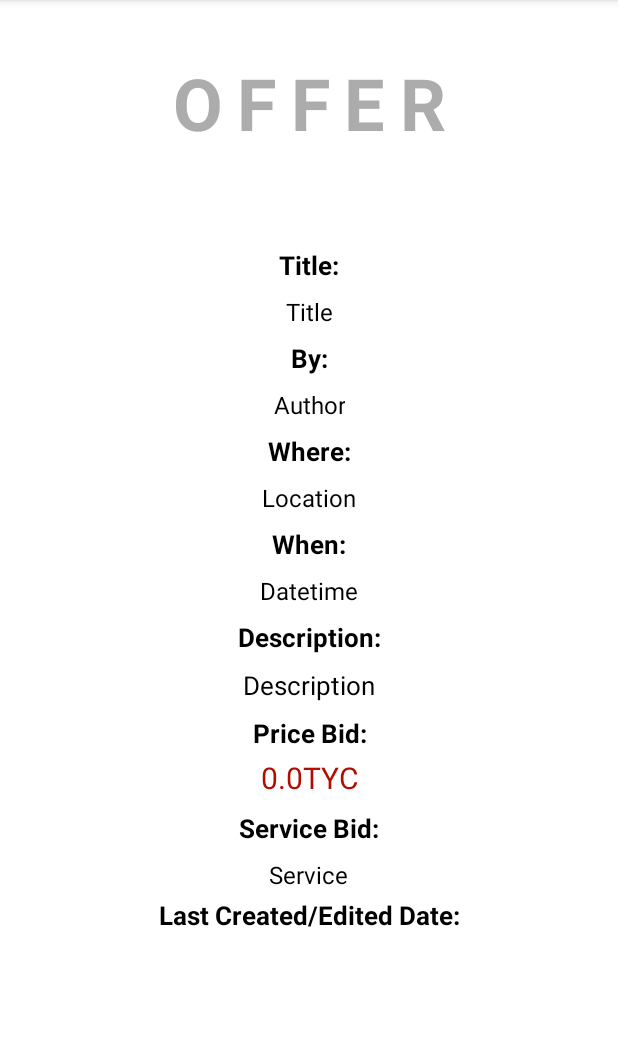
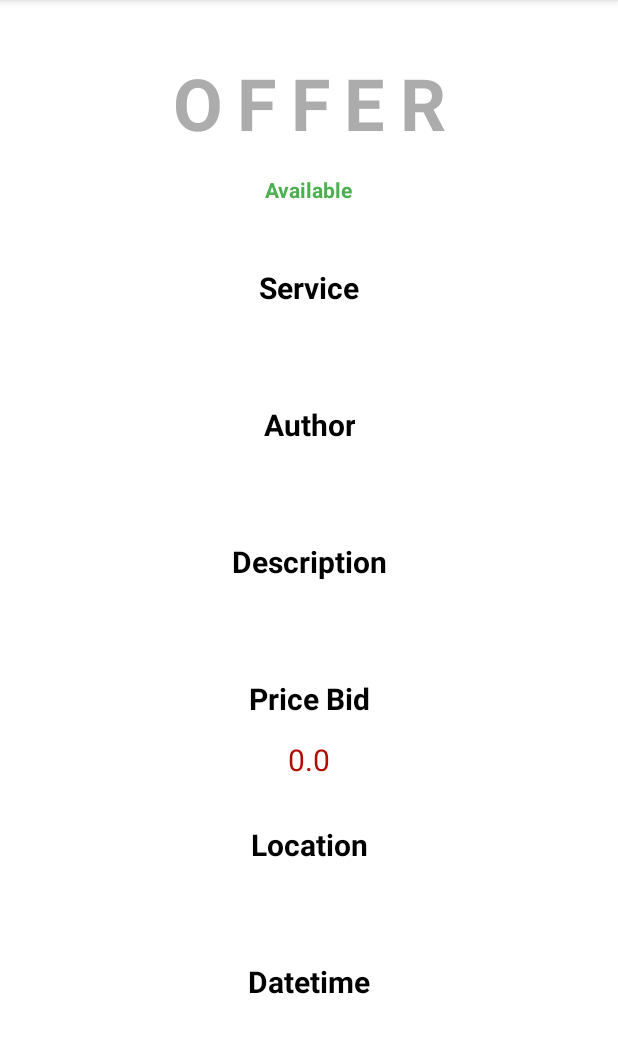
Before and after one commit to Smmehdihosseini/TymesBanking, an Android app: the TimeSlotDetailsFragment screen opened through its navigation route, after a tap on "edit", on a phone screen of 412 x 824 dp, the part 84-1137 px from its top. Run offline under Robolectric (Android 15) with nearby library versions, the light colour scheme and no system bars; our stand-ins replace Firebase (no records; nobody signed in at launch, a user with empty details on screens opened directly).

Commit message:
Changed TimeSlot views, added an Firestore DB table for ads Handled ad creation from TimeSlotDetailsFragment.kt

```diff
--- a/app/src/main/java/it/polito/mad/g28/tymes/AdVM.kt
+++ b/app/src/main/java/it/polito/mad/g28/tymes/AdVM.kt
@@ -1,81 +1,37 @@
 package it.polito.mad.g28.tymes
 
-import android.app.Application
-import androidx.lifecycle.AndroidViewModel
-import androidx.lifecycle.LiveData
 import androidx.lifecycle.MutableLiveData
-import kotlin.collections.HashMap
-import kotlin.concurrent.thread
+import androidx.lifecycle.ViewModel
 
-class AdVM(application: Application): AndroidViewModel(application) {
-
-    private val repository = AdvertRepository(application)
-    val adverts: LiveData<List<Advert>> = repository.adverts()
+class AdVM: ViewModel() {
     val adInfo = MutableLiveData<HashMap<String,String>>()
 
     init {
         adInfo.value = HashMap()
-        adInfo.value?.put("Title", "Title")
-        adInfo.value?.put("Author", "Author")
-        adInfo.value?.put("Location", "Location")
-        adInfo.value?.put("Datetime", "Datetime")
-        adInfo.value?.put("Description", "Description")
-        adInfo.value?.put("Price", "0.0TYC")
-        adInfo.value?.put("Service", "Service")
-        adInfo.value?.put("Time", "")
+        adInfo.value?.put("Author", "")
+        adInfo.value?.put("Skill", "")
+        adInfo.value?.put("Availability", "Available")
+        adInfo.value?.put("Description", "")
+        adInfo.value?.put("Price", "0.0")
+        adInfo.value?.put("Location", "")
+        adInfo.value?.put("Date", "")
     }
 
-    fun updateAd(Title: String = "Title",
-                 Author: String = "Author",
-                 Location: String = "Location",
-                 Datetime: String = "Datetime",
-                 Description: String = "Description",
-                 Price: String = "0.0TYC",
-                 Service: String = "Service",
-                 Time: String = "") {
-        adInfo.value?.put("Title", Title)
+    fun updateAd(Author: String = "",
+                    Skill: String = "",
+                    Availability: String = "",
+                    Description: String = "",
+                    Price: String = "",
+                    Location: String = "",
+                    Date: String = "") {
         adInfo.value?.put("Author", Author)
-        adInfo.value?.put("Location", Location)
-        adInfo.value?.put("Datetime", Datetime)
+        adInfo.value?.put("Skill", Skill)
+        adInfo.value?.put("Availability", Availability)
         adInfo.value?.put("Description", Description)
         adInfo.value?.put("Price", Price)
-        adInfo.value?.put("Service", Service)
-        adInfo.value?.put("Time", Time)
+        adInfo.value?.put("Location", Location)
+        adInfo.value?.put("Date", Date)
     }
 
-    fun updateAdDB(Id: Int=0,
-                   Title: String = "Title",
-                   Author: String = "Author",
-                   Location: String = "Location",
-                   Datetime: String = "Datetime",
-                   Description: String = "Description",
-                   Price: String = "0.0TYC",
-                   Service: String = "Service",
-                   Time: String = "") {
-        repository.update(Id,Title,Author, Location, Datetime, Description, Price, Service, Time)
-    }
 
-    fun add(title:String, author:String, location:String, datetime:String,description:String, price:String, service:String, time:String) {
-        thread {
-            repository.add(title, author, location, datetime, description, price, service, time)
-        }
-    }
-
-    fun find(title: String){
-        thread {
-            repository.find(title)
-        }
-    }
-
-    fun sub(title: String) {
-        thread {
-            repository.sub(title)
-        }
-    }
-
-    fun clear() {
-        thread {
-            repository.clear()
-        }
-    }
 }
--- a/app/src/main/java/it/polito/mad/g28/tymes/TimeSlotDetailsFragment.kt
+++ b/app/src/main/java/it/polito/mad/g28/tymes/TimeSlotDetailsFragment.kt
@@ -1,10 +1,15 @@
 package it.polito.mad.g28.tymes
 
+import android.content.Context
 import android.os.Bundle
+import android.util.Log
 import android.view.*
 import android.widget.TextView
 import androidx.fragment.app.Fragment
 import androidx.fragment.app.activityViewModels
+import com.google.firebase.firestore.ktx.firestore
+import com.google.firebase.ktx.Firebase
+import java.util.*
 
 class TimeSlotDetailsFragment : Fragment() {
 
@@ -22,24 +27,26 @@ class TimeSlotDetailsFragment : Fragment() {
     override fun onViewCreated(view: View, savedInstanceState: Bundle?) {
         super.onViewCreated(view, savedInstanceState)
 
-        val tvTitle = activity?.findViewById<TextView>(R.id.ad_title)
-        val tvAuthor = activity?.findViewById<TextView>(R.id.ad_full_name)
+        val adID: String
+        val authorID: String
+
+        val tvAuthor = activity?.findViewById<TextView>(R.id.ad_author)
+        val tvSkill = activity?.findViewById<TextView>(R.id.ad_skill)
+        val tvAvailability = activity?.findViewById<TextView>(R.id.ad_availability)
+        val tvDescription = activity?.findViewById<TextView>(R.id.ad_description)
         val tvLocation = activity?.findViewById<TextView>(R.id.ad_location)
-        val tvDatetime = activity?.findViewById<TextView>(R.id.ad_when)
-        val tvDescription = activity?.findViewById<TextView>(R.id.ad_description)
-        val tvPrice = activity?.findViewById<TextView>(R.id.ad_price_bid)
-        val tvService = activity?.findViewById<TextView>(R.id.ad_service_bid)
-        val tvTime = activity?.findViewById<TextView>(R.id.ad_issuetime)
+        val tvPrice = activity?.findViewById<TextView>(R.id.ad_price)
+        val tvDate = activity?.findViewById<TextView>(R.id.ad_date)
+
 
         viewModel.adInfo.observe(viewLifecycleOwner){
-            tvTitle?.text = it["Title"]
             tvAuthor?.text = it["Author"]
+            tvSkill?.text = it["Skill"]
+            tvAvailability?.text = it["Availability"]
+            tvDescription?.text = it["Description"]
             tvLocation?.text = it["Location"]
-            tvDatetime?.text = it["Datetime"]
-            tvDescription?.text = it["Description"]
             tvPrice?.text = it["Price"]
-            tvService?.text = it["Service"]
-            tvTime?.text = it["Time"]
+            tvDate?.text = it["Date"]
         }
 
     }
@@ -51,14 +58,52 @@ class TimeSlotDetailsFragment : Fragment() {
 
     override fun onOptionsItemSelected(item: MenuItem): Boolean {
 
-        val tvTitle = activity?.findViewById<TextView>(R.id.ad_title)?.text.toString()
-        val tvAuthor = activity?.findViewById<TextView>(R.id.ad_full_name)?.text.toString()
+        val tvAuthor = activity?.findViewById<TextView>(R.id.ad_author)?.text.toString()
+        val tvSkill = activity?.findViewById<TextView>(R.id.ad_skill)?.text.toString()
+        val tvAvailability = activity?.findViewById<TextView>(R.id.ad_availability)?.text.toString()
+        val tvDescription = activity?.findViewById<TextView>(R.id.ad_description)?.text.toString()
         val tvLocation = activity?.findViewById<TextView>(R.id.ad_location)?.text.toString()
-        val tvDatetime = activity?.findViewById<TextView>(R.id.ad_when)?.text.toString()
-        val tvDescription = activity?.findViewById<TextView>(R.id.ad_description)?.text.toString()
-        val tvPrice = activity?.findViewById<TextView>(R.id.ad_price_bid)?.text.toString()
-        val tvService = activity?.findViewById<TextView>(R.id.ad_service_bid)?.text.toString()
-        val tvTime = activity?.findViewById<TextView>(R.id.ad_issuetime)?.text.toString()
+        val tvPrice = activity?.findViewById<TextView>(R.id.ad_price)?.text.toString()
+        val tvDate = activity?.findViewById<TextView>(R.id.ad_date)?.text.toString()
+
+        val database = Firebase.firestore
+        val sharedPref = activity?.getPreferences(Context.MODE_PRIVATE)?: return true
+        var adID = sharedPref?.getString("Ad ID", null)
+
+        if (adID == null){
+            // Generate random ID from the ad if it is new (no shared pref)
+            Log.d("lifecycle", "Generating a new ad ID")
+            adID = UUID.randomUUID().toString()
+        }
+        with(sharedPref!!.edit()){
+            putString("Ad ID", adID)
+            apply()
+        }
+
+//        val docRef = database.collection("ads")
+//            .document(adID!!)
+
+
+//        docRef.get()
+//            .addOnSuccessListener { document ->
+//            if (document != null) {
+//                Log.d("lifecycle", "DocumentSnapshot data: ${document.data?.get("adID")}")
+//                with(sharedPref.edit()){
+//                    putString("Ad ID", adID)
+//                    apply()
+//                }
+//            } else {
+//                Log.d("lifecycle", "No such document")
+//            }
+//        }
+//            .addOnFailureListener { exception ->
+//                Log.d("lifecycle", "get failed with ", exception)
+//            }
+
+
+
+
+
 
         return if (item.itemId==R.id.edit_pencil_button) {
             val fragmentTransaction = parentFragmentManager.beginTransaction()
@@ -66,7 +111,7 @@ class TimeSlotDetailsFragment : Fragment() {
                 .replace(R.id.fragmentContainerView, TimeSlotEditFragment())
                 .addToBackStack(null)
                 .commit()
-            viewModel.updateAd(tvTitle,tvAuthor,tvLocation,tvDatetime,tvDescription,tvPrice,tvService,tvTime)
+//            viewModel.updateAd(tvAuthor, tvSkill, tvAvailability, tvDescription, tvLocation, tvPrice, tvDate)
             true
         } else {
             super.onOptionsItemSelected(item)
--- a/app/src/main/res/layout/fragment_time_slot_details.xml
+++ b/app/src/main/res/layout/fragment_time_slot_details.xml
@@ -7,13 +7,13 @@
     tools:context=".TimeSlotDetailsFragment"
     android:theme="@style/Theme.Tymes">
 
-    <!-- TODO: Update blank fragment layout -->
-
     <androidx.constraintlayout.widget.ConstraintLayout
         android:layout_width="match_parent"
         android:layout_height="match_parent"
         tools:layout_editor_absoluteX="0dp"
         tools:layout_editor_absoluteY="51dp">
+
+
 
         <TextView
             android:id="@+id/ad_type"
@@ -31,224 +31,192 @@
             app:layout_constraintTop_toTopOf="parent" />
 
         <TextView
-            android:id="@+id/ad_title_const"
+            android:id="@+id/ad_availability"
             android:layout_width="wrap_content"
             android:layout_height="wrap_content"
-            android:layout_marginTop="64dp"
-            android:gravity="center"
-            android:text="Title:"
-            android:textColor="@color/black"
-            android:textSize="17sp"
+            android:layout_marginTop="16dp"
+            android:text="Available"
+            android:textColor="@color/green"
             android:textStyle="bold"
             app:layout_constraintEnd_toEndOf="parent"
             app:layout_constraintStart_toStartOf="parent"
             app:layout_constraintTop_toBottomOf="@+id/ad_type" />
 
         <TextView
-            android:id="@+id/ad_title"
+            android:id="@+id/ad_skill_const"
             android:layout_width="wrap_content"
             android:layout_height="wrap_content"
-            android:layout_marginTop="8dp"
+            android:layout_marginTop="64dp"
+            android:gravity="center"
+            android:text="Service"
+            android:textColor="@color/black"
+            android:textSize="20sp"
+            android:textStyle="bold"
+            app:layout_constraintBottom_toTopOf="@+id/ad_skill"
+            app:layout_constraintEnd_toEndOf="parent"
+            app:layout_constraintStart_toStartOf="parent"
+            app:layout_constraintTop_toBottomOf="@+id/ad_type" />
+
+        <TextView
+            android:id="@+id/ad_skill"
+            android:layout_width="wrap_content"
+            android:layout_height="wrap_content"
+            android:layout_marginBottom="8dp"
             android:gravity="center"
             android:justificationMode="inter_word"
             android:text="Kotlin Programming"
             android:textColor="@color/black"
             android:textSize="16sp"
+            app:layout_constraintBottom_toTopOf="@+id/ad_author_const"
             app:layout_constraintEnd_toEndOf="parent"
             app:layout_constraintStart_toStartOf="parent"
-            app:layout_constraintTop_toBottomOf="@+id/ad_title_const" />
+            app:layout_constraintTop_toBottomOf="@+id/ad_skill_const" />
 
         <TextView
-            android:id="@+id/ad_by_const"
+            android:id="@+id/ad_author_const"
             android:layout_width="wrap_content"
             android:layout_height="wrap_content"
             android:layout_marginTop="8dp"
             android:gravity="center"
-            android:text="By:"
+            android:text="Author"
             android:textColor="@color/black"
-            android:textSize="17sp"
+            android:textSize="20sp"
             android:textStyle="bold"
+            app:layout_constraintBottom_toTopOf="@+id/ad_author"
             app:layout_constraintEnd_toEndOf="parent"
             app:layout_constraintStart_toStartOf="parent"
-            app:layout_constraintTop_toBottomOf="@+id/ad_title" />
+            app:layout_constraintTop_toBottomOf="@+id/ad_skill" />
 
         <TextView
-            android:id="@+id/ad_full_name"
+            android:id="@+id/ad_author"
             android:layout_width="wrap_content"
             android:layout_height="wrap_content"
-            android:layout_marginTop="8dp"
+            android:layout_marginBottom="8dp"
             android:gravity="center"
             android:justificationMode="inter_word"
             android:text="Davide Tymes"
             android:textColor="@color/black"
             android:textSize="16sp"
+            app:layout_constraintBottom_toTopOf="@+id/ad_description_const"
             app:layout_constraintEnd_toEndOf="parent"
             app:layout_constraintStart_toStartOf="parent"
-            app:layout_constraintTop_toBottomOf="@+id/ad_by_const" />
+            app:layout_constraintTop_toBottomOf="@+id/ad_author_const" />
 
         <TextView
-            android:id="@+id/ad_where_const"
-            android:layout_width="wrap_content"
-            android:layout_height="wrap_content"
-            android:layout_marginTop="8dp"
-            android:gravity="center"
-            android:text="Where:"
-            android:textColor="@color/black"
-            android:textSize="17sp"
-            android:textStyle="bold"
-            app:layout_constraintEnd_toEndOf="parent"
-            app:layout_constraintStart_toStartOf="parent"
-            app:layout_constraintTop_toBottomOf="@+id/ad_full_name" />
-
-
-        <TextView
-            android:id="@+id/ad_location"
-            android:layout_width="wrap_content"
-            android:layout_height="wrap_content"
-            android:layout_marginTop="8dp"
-            android:gravity="center"
-            android:justificationMode="inter_word"
-            android:text="Turin, Italy"
-            android:textColor="@color/black"
-            android:textSize="16sp"
-            app:layout_constraintEnd_toEndOf="parent"
-            app:layout_constraintStart_toStartOf="parent"
-            app:layout_constraintTop_toBottomOf="@+id/ad_where_const" />
-
-        <TextView
-            android:id="@+id/ad_when_const"
-            android:layout_width="wrap_content"
-            android:layout_height="wrap_content"
-            android:layout_marginTop="8dp"
-            android:gravity="center"
-            android:justificationMode="inter_word"
-            android:text="When:"
-            android:textColor="@color/black"
-            android:textSize="17sp"
-            android:textStyle="bold"
-            app:layout_constraintEnd_toEndOf="parent"
-            app:layout_constraintStart_toStartOf="parent"
-            app:layout_constraintTop_toBottomOf="@+id/ad_location" />
-
-        <TextView
-            android:id="@+id/ad_when"
-            android:layout_width="wrap_content"
-            android:layout_height="wrap_content"
-            android:layout_marginTop="8dp"
-            android:gravity="center"
-            android:justificationMode="inter_word"
-            android:text=""
-            android:textColor="@color/black"
-            android:textSize="16sp"
-            app:layout_constraintEnd_toEndOf="parent"
-            app:layout_constraintStart_toStartOf="parent"
-            app:layout_constraintTop_toBottomOf="@+id/ad_when_const"/>
-
-        <TextView
-            android:id="@+id/ad_desc_const"
-            android:layout_width="wrap_content"
-            android:layout_height="wrap_content"
-            android:layout_marginTop="8dp"
-            android:gravity="center"
-            android:text="Description:"
-            android:textColor="@color/black"
-            android:textSize="17sp"
-            android:textStyle="bold"
-            app:layout_constraintEnd_toEndOf="parent"
-            app:layout_constraintStart_toStartOf="parent"
-            app:layout_constraintTop_toBottomOf="@+id/ad_when" />
-
-        <TextView
-            android:id="@+id/ad_description"
+            android:id="@+id/ad_description_const"
             android:layout_width="wrap_content"
             android:layout_height="wrap_content"
             android:layout_marginTop="8dp"
             android:gravity="center"
             android:text="Description"
             android:textColor="@color/black"
-            android:textSize="17sp"
+            android:textSize="20sp"
+            android:textStyle="bold"
+            app:layout_constraintBottom_toTopOf="@+id/ad_description"
             app:layout_constraintEnd_toEndOf="parent"
             app:layout_constraintStart_toStartOf="parent"
-            app:layout_constraintTop_toBottomOf="@+id/ad_desc_const" />
+            app:layout_constraintTop_toBottomOf="@+id/ad_author" />
+
 
         <TextView
-            android:id="@+id/ad_bid_const"
+            android:id="@+id/ad_description"
+            android:layout_width="wrap_content"
+            android:layout_height="wrap_content"
+            android:layout_marginBottom="8dp"
+            android:gravity="center"
+            android:justificationMode="inter_word"
+            android:text="Description"
+            android:textColor="@color/black"
+            android:textSize="16sp"
+            app:layout_constraintBottom_toTopOf="@+id/ad_price_const"
+            app:layout_constraintEnd_toEndOf="parent"
+            app:layout_constraintStart_toStartOf="parent"
+            app:layout_constraintTop_toBottomOf="@+id/ad_description_const" />
+
+        <TextView
+            android:id="@+id/ad_price_const"
             android:layout_width="wrap_content"
             android:layout_height="wrap_content"
             android:layout_marginTop="8dp"
-            android:text="Price Bid:"
+            android:text="Price Bid"
             android:textColor="@color/black"
-            android:textSize="17sp"
+            android:textSize="20sp"
             android:textStyle="bold"
+            app:layout_constraintBottom_toTopOf="@+id/ad_price"
             app:layout_constraintEnd_toEndOf="parent"
-            app:layout_constraintHorizontal_bias="0.501"
             app:layout_constraintStart_toStartOf="parent"
             app:layout_constraintTop_toBottomOf="@+id/ad_description" />
 
         <TextView
-            android:id="@+id/ad_price_bid"
+            android:id="@+id/ad_price"
             android:layout_width="wrap_content"
             android:layout_height="wrap_content"
-            android:layout_marginTop="4dp"
+            android:layout_marginBottom="8dp"
             android:text="10.00 TYC"
             android:textColor="@color/dark_red"
             android:textSize="20sp"
+            app:layout_constraintBottom_toTopOf="@+id/ad_location_const"
             app:layout_constraintEnd_toEndOf="parent"
-            app:layout_constraintHorizontal_bias="0.501"
             app:layout_constraintStart_toStartOf="parent"
-            app:layout_constraintTop_toBottomOf="@+id/ad_bid_const" />
+            app:layout_constraintTop_toBottomOf="@+id/ad_price_const" />
 
         <TextView
-            android:id="@+id/ad_service_bid_const"
+            android:id="@+id/ad_location_const"
             android:layout_width="wrap_content"
             android:layout_height="wrap_content"
             android:layout_marginTop="8dp"
-            android:text="Service Bid:"
+            android:gravity="center"
+            android:justificationMode="inter_word"
+            android:text="Location"
             android:textColor="@color/black"
-            android:textSize="17sp"
+            android:textSize="20sp"
             android:textStyle="bold"
+            app:layout_constraintBottom_toTopOf="@+id/ad_location"
             app:layout_constraintEnd_toEndOf="parent"
-            app:layout_constraintHorizontal_bias="0.501"
             app:layout_constraintStart_toStartOf="parent"
-            app:layout_constraintTop_toBottomOf="@+id/ad_price_bid" />
+            app:layout_constraintTop_toBottomOf="@+id/ad_price" />
 
         <TextView
-            android:id="@+id/ad_service_bid"
+            android:id="@+id/ad_location"
+            android:layout_width="wrap_content"
+            android:layout_height="wrap_content"
+            android:layout_marginBottom="8dp"
+            android:gravity="center"
+            android:justificationMode="inter_word"
+            android:text="Turin"
+            android:textColor="@color/black"
+            android:textSize="16sp"
+            app:layout_constraintBottom_toTopOf="@+id/ad_date_const"
+            app:layout_constraintEnd_toEndOf="parent"
+            app:layout_constraintStart_toStartOf="parent"
+            app:layout_constraintTop_toBottomOf="@+id/ad_location_const" />
+
+        <TextView
+            android:id="@+id/ad_date_const"
             android:layout_width="wrap_content"
             android:layout_height="wrap_content"
             android:layout_marginTop="8dp"
-            android:text="List of Services"
+            android:text="Datetime"
             android:textColor="@color/black"
-            android:textSize="16sp"
+            android:textSize="20sp"
+            android:textStyle="bold"
+            app:layout_constraintBottom_toTopOf="@+id/ad_date"
             app:layout_constraintEnd_toEndOf="parent"
             app:layout_constraintStart_toStartOf="parent"
-            app:layout_constraintTop_toBottomOf="@+id/ad_service_bid_const" />
+            app:layout_constraintTop_toBottomOf="@+id/ad_location" />
 
         <TextView
-            android:id="@+id/ad_issuetime_const"
+            android:id="@+id/ad_date"
             android:layout_width="wrap_content"
             android:layout_height="wrap_content"
-            android:layout_marginTop="4dp"
-            android:text="Last Created/Edited Date:"
-            android:textColor="@color/black"
-            android:textSize="17sp"
-            android:textStyle="bold"
-            app:layout_constraintEnd_toEndOf="parent"
-            app:layout_constraintHorizontal_bias="0.502"
-            app:layout_constraintStart_toStartOf="parent"
-            app:layout_constraintTop_toBottomOf="@+id/ad_service_bid" />
-
-        <TextView
-            android:id="@+id/ad_issuetime"
-            android:layout_width="wrap_content"
-            android:layout_height="wrap_content"
-            android:layout_marginTop="8dp"
+            android:layout_marginBottom="50dp"
             android:text="7:46 AM - April 27, 2022"
             android:textColor="@color/black"
             android:textSize="17sp"
+            app:layout_constraintBottom_toBottomOf="parent"
             app:layout_constraintEnd_toEndOf="parent"
             app:layout_constraintStart_toStartOf="parent"
-            app:layout_constraintTop_toBottomOf="@+id/ad_issuetime_const" />
+            app:layout_constraintTop_toBottomOf="@+id/ad_date_const" />
 
 
 
```
Also changed, not shown: app/src/main/java/it/polito/mad/g28/tymes/TimeSlotEditFragment.kt (+59 -73 lines), app/src/main/res/layout/fragment_time_slot_edit.xml (+91 -115 lines).
